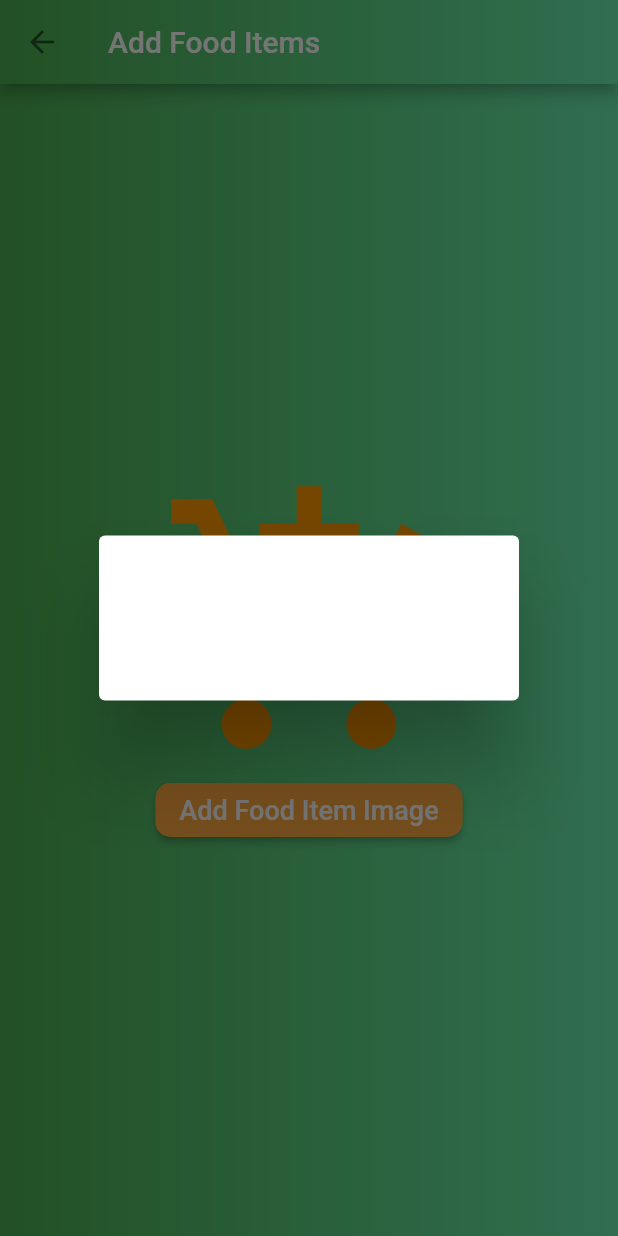
After one commit to vjanu/Eco-Healing, a Flutter app: the AddFood_itmes screen opened directly, after a tap on "Add Food Item Image", on a phone screen of 412 x 824 dp. The commit adds this screen. Run offline on Flutter 3.47's test engine with Material 2 defaults, Android fonts, the phone set to English and light mode, and no system bars; our stand-ins replace cloud_firestore, firebase_auth, firebase_core, firebase_storage, flutter_speed_dial, geocoding and 2 more; missing offline and left inert: geolocator_web, image_picker_for_web; accounts and stored records are empty.

Commit message:
Main Branch Integration
- Integrated Properly Every Dependencies with the Auth Folder.
- Tested Properly & Committing to the main Branch.

```diff
--- /dev/null
+++ b/lib/add_items/add_food_items.dart
@@ -0,0 +1,113 @@
+import 'package:flutter/material.dart';
+import 'package:flutter_speed_dial/flutter_speed_dial.dart';
+import '../mainScreen/HomeScreen.dart';
+
+class AddFood_itmes extends StatefulWidget {
+  const AddFood_itmes({Key? key}) : super(key: key);
+
+  @override
+  State<AddFood_itmes> createState() => _AddFood_itmesState();
+}
+
+class _AddFood_itmesState extends State<AddFood_itmes> {
+
+  takeImage(nContext){
+    return showDialog(
+      context: nContext,
+      builder: (context){
+        return const SimpleDialog(
+          title: Text(
+              'Select Image From',
+              style: TextStyle(
+                  color: Colors.white,
+                  fontWeight:
+                  FontWeight.bold)),
+          children: [
+
+            SimpleDialogOption(
+              child: Text(
+                "Camera",
+                style: TextStyle(color: Colors.white),
+              ),
+            )
+
+          ],
+        );
+      },
+    );
+
+  }
+  @override
+  Widget build(BuildContext context) {
+    return Scaffold(
+        appBar: AppBar(
+          title: const Text("Add Food Items"),
+          flexibleSpace: Container(
+            decoration: const BoxDecoration(
+                gradient: LinearGradient(
+                  colors: [
+                    Colors.green,
+                    Colors.greenAccent,
+                  ],
+                  begin: FractionalOffset(0.0,0.0),
+                  end: FractionalOffset(1.0, 0.0),
+                  stops: [0.0, 1.0],
+                  tileMode: TileMode.clamp,
+                )
+            ),
+          ),
+          leading: IconButton(
+            icon: const Icon(Icons.arrow_back, color: Colors.black54,),
+            onPressed: ()
+            {
+              Navigator.push(context, MaterialPageRoute(builder: (c)=>const HomeScreen()));
+            },
+          ),
+        ),
+        body: Container(
+          decoration: const BoxDecoration(
+              gradient: LinearGradient(
+                colors: [
+                  Colors.green,
+                  Colors.greenAccent,
+                  // Color(Colors.green.shade200),
+                ],
+                begin: FractionalOffset(0.0,0.0),
+                end: FractionalOffset(1.0, 0.0),
+                stops: [0.0, 1.0],
+                tileMode: TileMode.clamp,
+              )
+          ),
+          child: Center(
+            child: Column(
+              mainAxisAlignment: MainAxisAlignment.center,
+              children: [
+                const Icon(Icons.add_shopping_cart, color: Colors.orange, size: 200,),
+                ElevatedButton(
+                  style: ButtonStyle(
+                      backgroundColor: MaterialStateProperty.all(Colors.orangeAccent),
+                      shape: MaterialStateProperty.all<RoundedRectangleBorder>(
+                          RoundedRectangleBorder(
+                            borderRadius: BorderRadius.circular(10),
+                          )
+                      )
+                  ),
+                  onPressed: () {
+                    takeImage(context);
+
+                  },
+                  child: const Text(
+                    "Add Food Item Image",
+                    style: TextStyle(
+                      color: Colors.white,
+                      fontSize: 18,
+                    ),
+                  ),
+                )
+              ],
+            ),
+          ),
+        )
+    );
+  }
+}
--- a/pubspec.yaml
+++ b/pubspec.yaml
@@ -18,7 +18,7 @@ publish_to: 'none' # Remove this line if you wish to publish to pub.dev
 version: 1.0.0+1
 
 environment:
-  sdk: '>=2.18.0-44.1.beta <3.0.0'
+  sdk: '>=2.17.0-44.1.beta <3.0.0'
 
 # Dependencies specify other packages that your package needs in order to work.
 # To automatically upgrade your package dependencies to the latest versions
@@ -40,6 +40,7 @@ dependencies:
   cloud_firestore: ^3.1.17
   firebase_storage: ^10.2.17
   shared_preferences: ^2.0.15
+  flutter_speed_dial:
 
 dev_dependencies:
   flutter_test:
```
Also changed, not shown: lib/mainScreen/HomeScreen.dart (+61 -1 lines), pubspec.lock.
